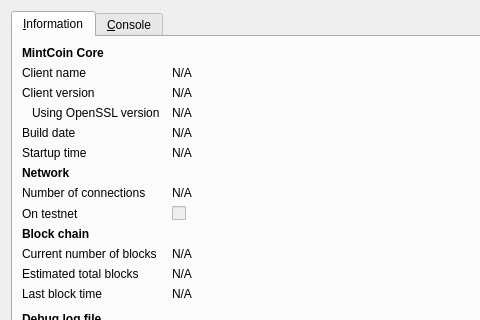
Above: src/qt/forms/rpcconsole.ui from Crestington/mintcoin before the change; both pictures show x 0 to 480 and y 0 to 320 of the 740 by 450 pixel window. Below: the same form after it.
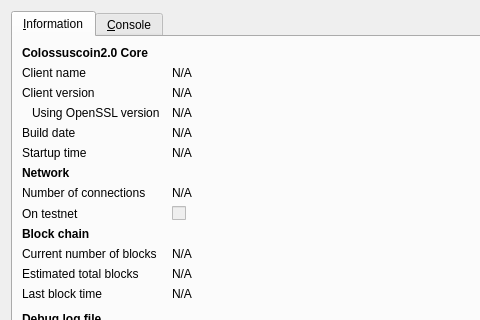
That is the form after the change. Icons and pictures are not drawn.

The edit to the form file:
```diff
--- a/src/qt/forms/rpcconsole.ui
+++ b/src/qt/forms/rpcconsole.ui
@@ -36,7 +36,7 @@
           </font>
          </property>
          <property name="text">
-          <string>MintCoin Core</string>
+          <string>Colossuscoin2.0 Core</string>
          </property>
         </widget>
        </item>
```
Left out of the diff: 6 changed lines with no effect on the pictures.
